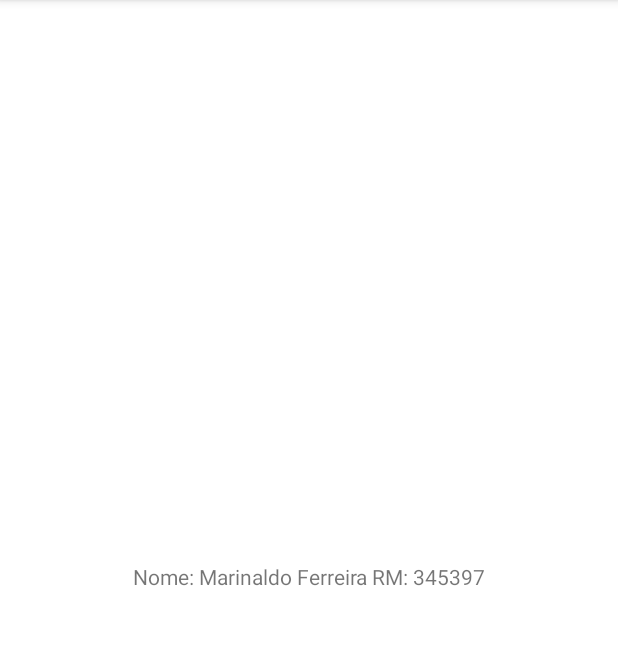
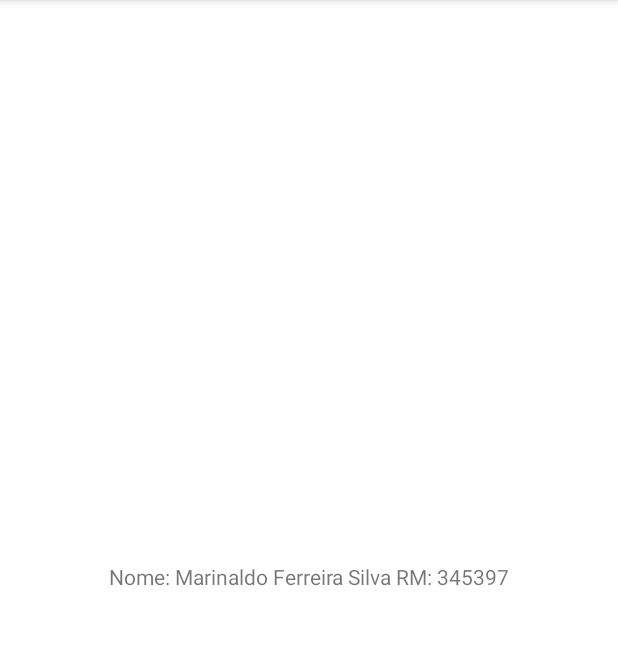
Before and after one commit to MarinaldoF/Aula_Desenv_Aplic_Android_2, an Android app: the screen it shows after launch (MainActivity), on a phone screen of 412 x 824 dp, the part 84-729 px from its top. Run offline under Robolectric (Android 15) with nearby library versions, the phone set to English and light mode, and no system bars.

Commit message:
start commit ....

```diff
--- a/app/src/main/res/layout/activity_main.xml
+++ b/app/src/main/res/layout/activity_main.xml
@@ -9,7 +9,7 @@
     <TextView
         android:layout_width="wrap_content"
         android:layout_height="wrap_content"
-        android:text="Nome: Marinaldo Ferreira RM: 345397"
+        android:text="Nome: Marinaldo Ferreira Silva RM: 345397"
         app:layout_constraintBottom_toBottomOf="parent"
         app:layout_constraintEnd_toEndOf="parent"
         app:layout_constraintStart_toStartOf="parent"
```
